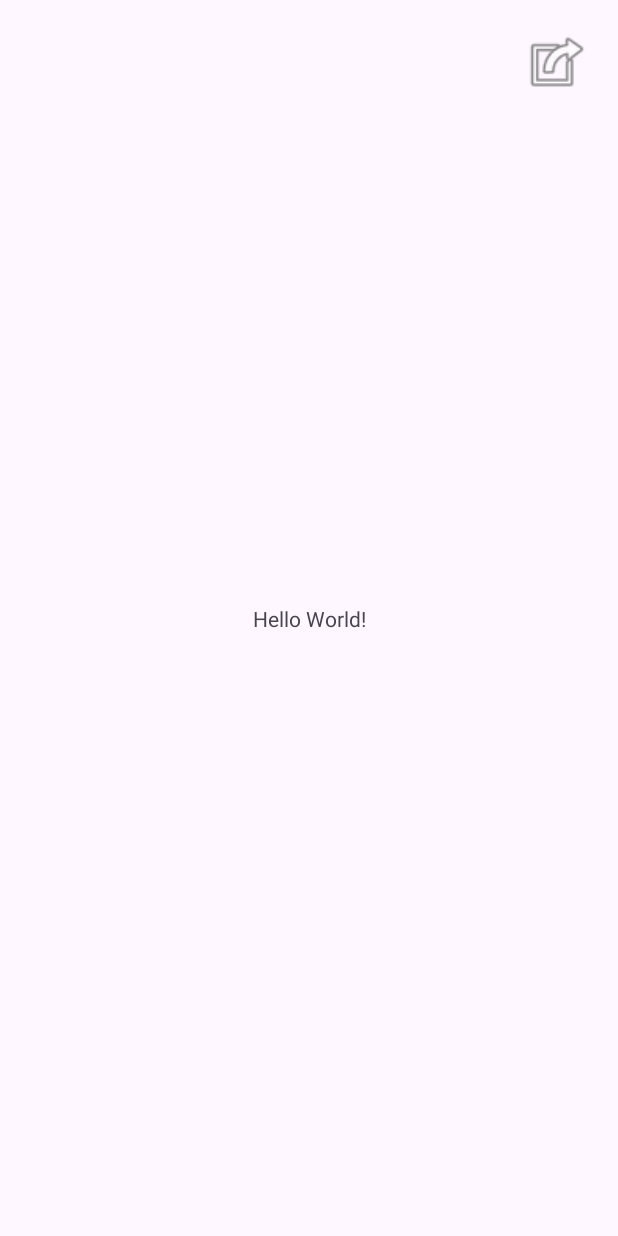
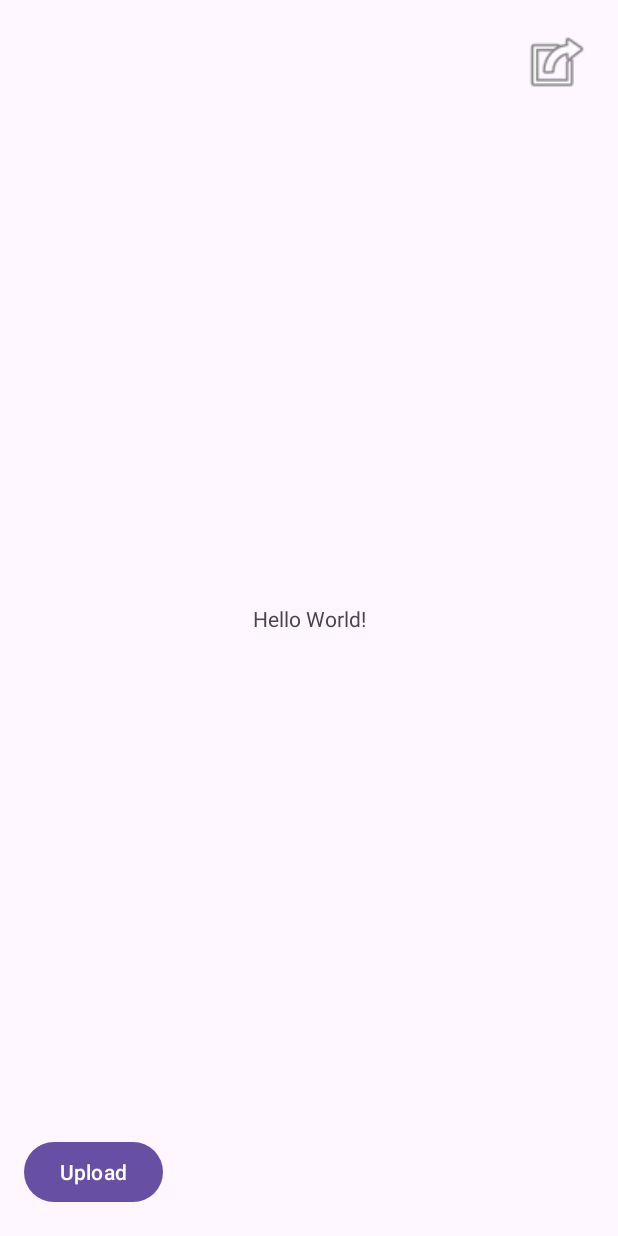
Before and after one commit to Joseleelsuper/GestorDeAlmacenamiento, an Android app: the screen it shows after launch (MainActivity), on a phone screen of 412 x 824 dp. Before the commit the screen is almost empty. Run offline under Robolectric (Android 15) with nearby library versions, the phone set to English and light mode, and no system bars.

Commit message:
Actualización de botones.

```diff
--- a/app/src/main/java/com/example/gestordealmacenamiento/MainActivity.java
+++ b/app/src/main/java/com/example/gestordealmacenamiento/MainActivity.java
@@ -17,4 +17,12 @@
         android.content.Intent intent = new android.content.Intent(android.provider.Settings.ACTION_INTERNAL_STORAGE_SETTINGS);
         startActivity(intent);
     }
+
+    // Método para subir documentos a la nube.
+    // debe aprir la carpeta descargar, seleccionar el archivo y subirlo.
+    public void uploadFile(android.view.View view) {
+        android.content.Intent intent = new android.content.Intent(android.content.Intent.ACTION_GET_CONTENT);
+        intent.setType("*/*");
+        startActivityForResult(intent, 7);
+    }
 }
--- a/app/src/main/res/layout/activity_main.xml
+++ b/app/src/main/res/layout/activity_main.xml
@@ -28,6 +28,20 @@
         app:layout_constraintHorizontal_bias="0.955"
         app:layout_constraintStart_toStartOf="parent"
         app:layout_constraintTop_toTopOf="parent"
-        app:layout_constraintVertical_bias="0.023" /> /
+        app:layout_constraintVertical_bias="0.023" />
+
+    <Button
+        android:id="@+id/button"
+        android:layout_width="wrap_content"
+        android:layout_height="wrap_content"
+        android:onClick="uploadFile"
+        android:text="Upload"
+        app:layout_constraintBottom_toBottomOf="parent"
+        app:layout_constraintEnd_toEndOf="parent"
+        app:layout_constraintHorizontal_bias="0.05"
+        app:layout_constraintStart_toStartOf="parent"
+        app:layout_constraintTop_toTopOf="parent"
+        app:layout_constraintVertical_bias="0.976" />
+    /
 
 </androidx.constraintlayout.widget.ConstraintLayout>
```
Also changed, not shown: 1 other file.
